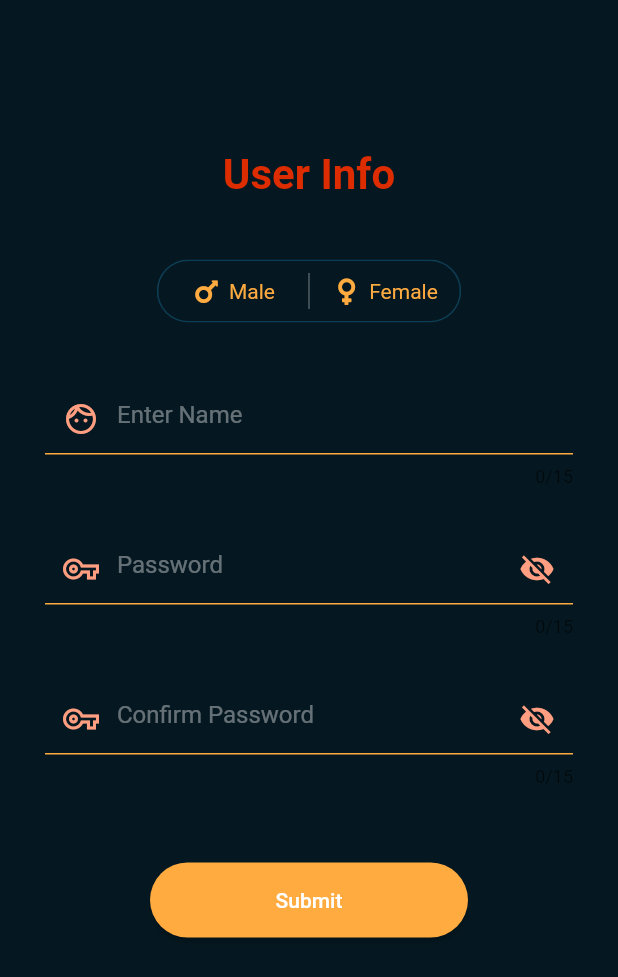
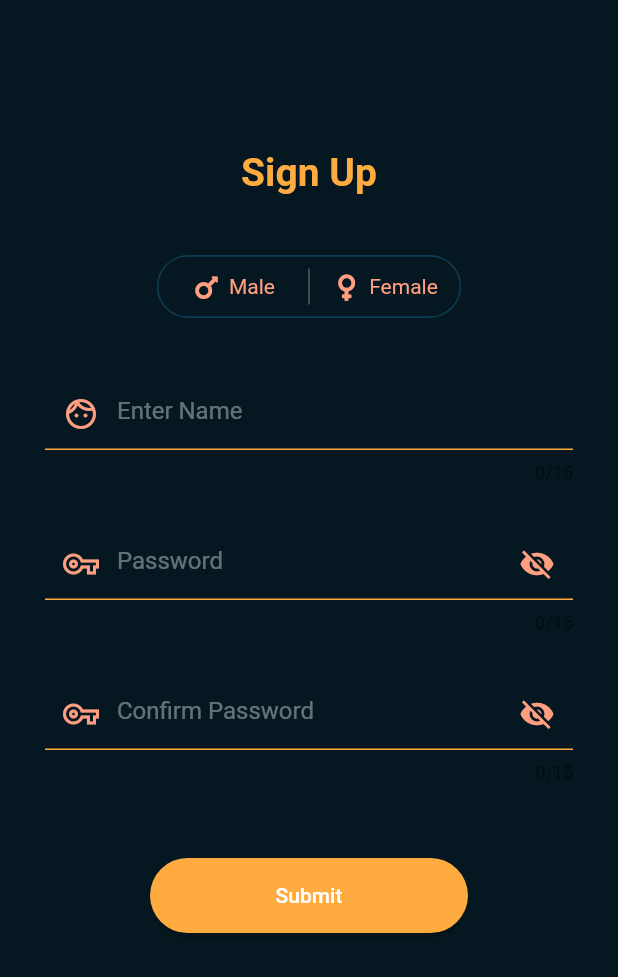
Before and after one commit to M4dj1/hairo, a Flutter app: the PasswordScreen screen opened directly with empty values, on a phone screen of 412 x 824 dp. Shown: the top 977 px of the screen. Run offline on Flutter 3.47's test engine with Material 2 defaults, Android fonts, the phone set to English and light mode, and no system bars; drawn by our look-alikes of toggle_switch; our stand-ins replace animated_text_kit, circular_countdown_timer, firebase_auth, firebase_core, firebase_database, flutter_advanced_drawer and 6 more; missing offline and left inert: flutter_map_location_marker; accounts and stored records are empty; network calls fail.

Commit message:
some UI changes

```diff
--- a/lib/LoginRegScreens/otp.dart
+++ b/lib/LoginRegScreens/otp.dart
@@ -38,7 +38,7 @@ class _OTPScreenState extends State<OTPScreen> {
                   style: TextStyle(
                       fontWeight: FontWeight.bold,
                       fontSize: 26,
-                      color: Colors.white),
+                      color: Colors.orangeAccent),
                 ),
               ),
             ),
--- a/lib/LoginRegScreens/password.dart
+++ b/lib/LoginRegScreens/password.dart
@@ -37,11 +37,11 @@ class _PasswordState extends State<PasswordScreen> {
             Container(
               child: Center(
                 child: Text(
-                  'User Info',
+                  'Sign Up',
                   style: TextStyle(
                       fontWeight: FontWeight.bold,
-                      fontSize: 28,
-                      color: Colors.deepOrangeAccent.shade700),
+                      fontSize: 26,
+                      color: Colors.orangeAccent),
                 ),
               ),
             ),
@@ -55,9 +55,9 @@ class _PasswordState extends State<PasswordScreen> {
                 minWidth: 100.0,
                 initialLabelIndex: null,
                 cornerRadius: 20.0,
-                activeFgColor: Colors.orangeAccent,
+                activeFgColor: Colors.white,
                 inactiveBgColor: Color(0xff051821),
-                inactiveFgColor: Colors.orangeAccent,
+                inactiveFgColor: Colors.deepOrangeAccent.shade100,
                 borderColor: [Color(0xff0d3d54)],
                 totalSwitches: 2,
                 labels: ['Male', 'Female'],
--- a/lib/LoginRegScreens/registration.dart
+++ b/lib/LoginRegScreens/registration.dart
@@ -21,11 +21,11 @@ class _RegistartionState extends State<Registartion> {
                 margin: EdgeInsets.only(top: 100),
                 child: Center(
                   child: Text(
-                    'Sign Up',
+                    'Enter your Phone number',
                     style: TextStyle(
                         fontWeight: FontWeight.bold,
-                        fontSize: 28,
-                        color: Colors.white),
+                        fontSize: 26,
+                        color: Colors.orangeAccent),
                   ),
                 ),
               ),
```
